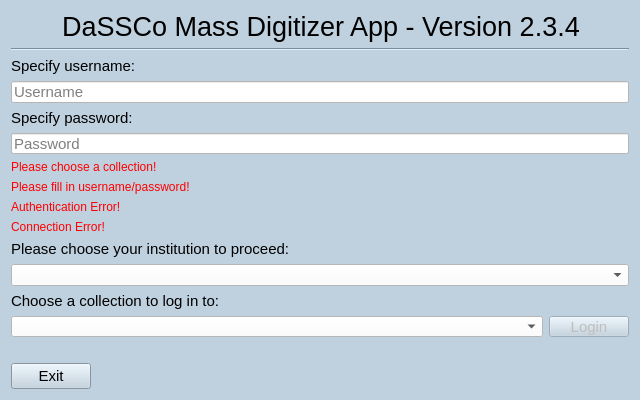
The window that MassDigitizer/ui/homescreen.ui (NHMDenmark/Mass-Digitizer) describes before a commit, drawn with Qt 5.
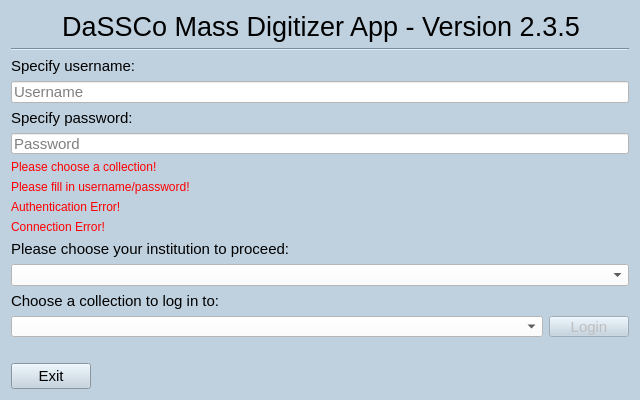
The same window after the commit.

Patch:
```diff
--- a/MassDigitizer/ui/homescreen.ui
+++ b/MassDigitizer/ui/homescreen.ui
@@ -61,7 +61,7 @@
       </font>
      </property>
      <property name="text">
-      <string>DaSSCo Mass Digitizer App - Version 2.3.4</string>
+      <string>DaSSCo Mass Digitizer App - Version 2.3.5</string>
      </property>
      <property name="alignment">
       <set>Qt::AlignmentFlag::AlignCenter</set>
```
